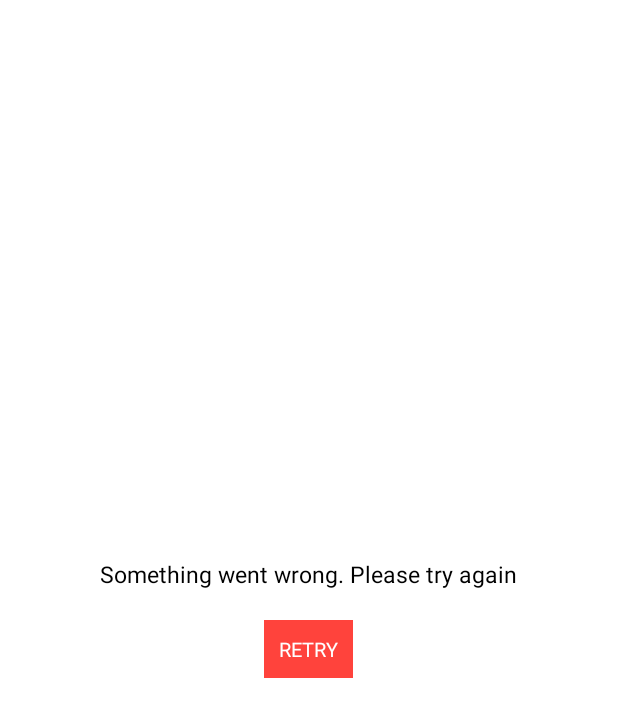
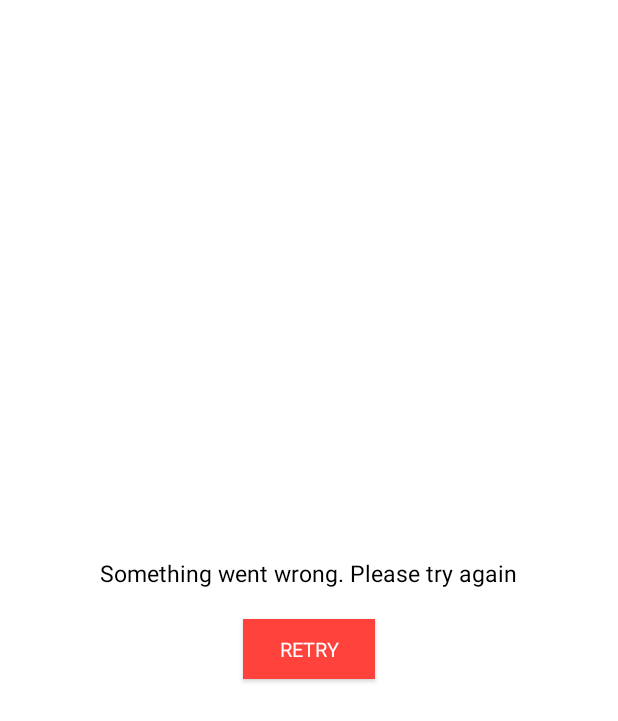
Before and after one commit to kshitizNandan/secreto, an Android app: the layout offline_screen.xml on its own in the app's theme, with its tools: preview values and no code run, on a phone screen of 412 x 824 dp. Shown: the top 721 px of the screen. Run offline under Robolectric (Android 15) with nearby library versions, the phone set to English and light mode, and no system bars.

Commit message:
Merge branch 'master' of https://github.com/kshitizNandan/secreto
Conflicts:
	Secreto/app/src/main/res/values/colors.xml
	Secreto/app/src/main/res/values/styles.xml

```diff
--- a/Secreto/app/src/main/res/layout/offline_screen.xml
+++ b/Secreto/app/src/main/res/layout/offline_screen.xml
@@ -20,12 +20,10 @@
         android:textSize="@dimen/text_size_15"
         app:fontStyle="fontRegular" />
 
-    <com.secreto.widgets.CustomFontTextView
+    <com.secreto.widgets.CustomFontButton
         android:id="@+id/tvRetry"
-        style="@style/BlueBtnStyle"
+        style="@style/DefaultButtonStyle"
         android:layout_width="wrap_content"
-        android:layout_height="wrap_content"
         android:layout_marginTop="@dimen/dimen_size_20"
-        android:text="@string/retry"
-        android:textAllCaps="true" />
+        android:text="@string/retry" />
 </LinearLayout>
--- a/Secreto/app/src/main/res/values/styles.xml
+++ b/Secreto/app/src/main/res/values/styles.xml
@@ -83,17 +83,6 @@
         <item name="fontStyle">fontRegular</item>
     </style>
 
-    <style name="BlueBtnStyle">
-        <item name="android:layout_width">match_parent</item>
-        <item name="android:layout_height">wrap_content</item>
-        <item name="android:textColor">@android:color/white</item>
-        <item name="android:textSize">@dimen/text_size_13</item>
-        <item name="android:gravity">center</item>
-        <item name="android:padding">@dimen/dimen_size_10</item>
-        <item name="android:background">@drawable/ripple_effect</item>
-        <item name="fontStyle">fontRegular</item>
-    </style>
-
     <style name="DefaultButtonStyle">
         <item name="android:layout_width">match_parent</item>
         <item name="android:layout_height">@dimen/dimen_size_40</item>
```
